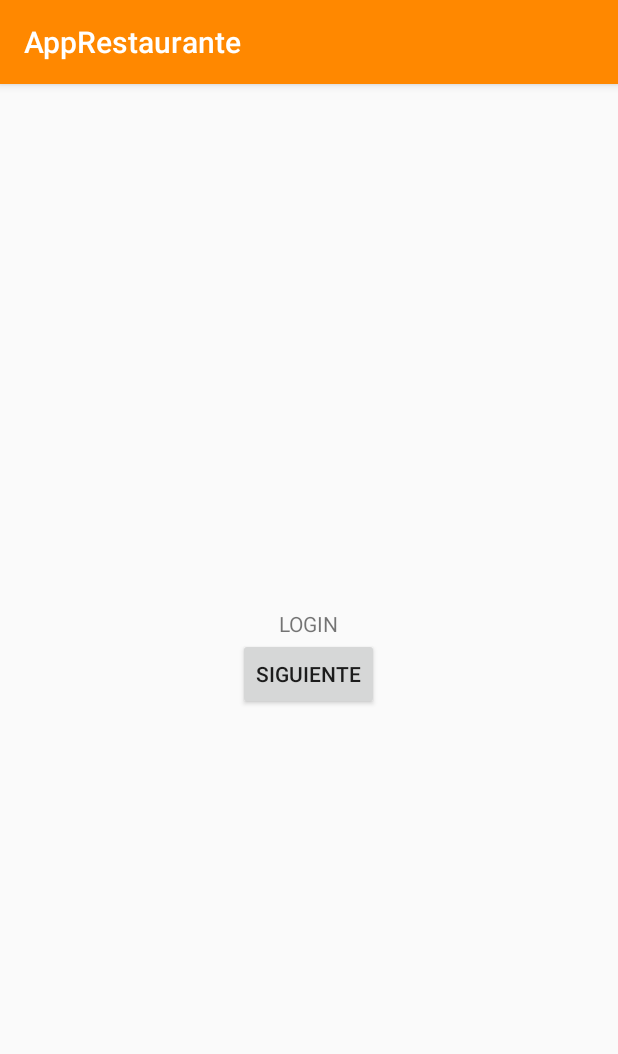
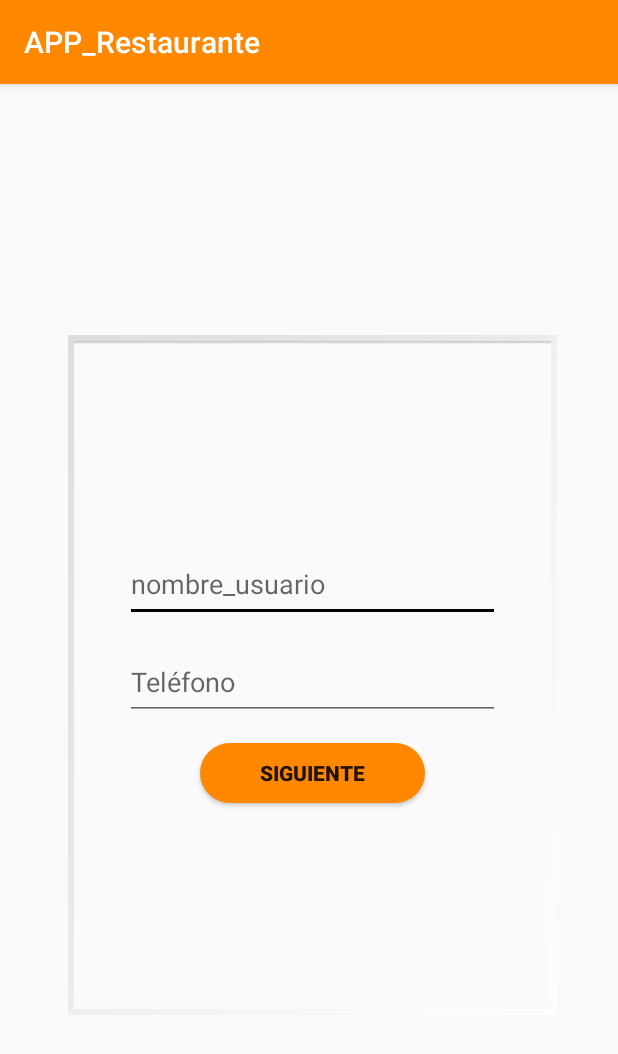
Before and after one commit to GerberMaldonado/AppRestaurante, an Android app: the screen it shows after launch (Login), on a phone screen of 412 x 824 dp. Shown: the top 1054 px of the screen. Run offline under Robolectric (Android 15) with nearby library versions, the phone set to English and light mode, and no system bars.

Commit message:
login creacion
mucha es la pantalla principal que es el login practicamente solo es la interfaz.

```diff
--- a/app/src/main/AndroidManifest.xml
+++ b/app/src/main/AndroidManifest.xml
@@ -5,7 +5,7 @@
     <application
         android:allowBackup="true"
         android:icon="@mipmap/ic_launcher"
-        android:label="@string/app_name"
+        android:label="APP_Restaurante"
         android:roundIcon="@mipmap/ic_launcher_round"
         android:supportsRtl="true"
         android:theme="@style/AppTheme">
--- a/app/src/main/res/layout/activity_login.xml
+++ b/app/src/main/res/layout/activity_login.xml
@@ -1,6 +1,5 @@
 <?xml version="1.0" encoding="utf-8"?>
-<android.support.constraint.ConstraintLayout
-    xmlns:android="http://schemas.android.com/apk/res/android"
+<android.support.constraint.ConstraintLayout xmlns:android="http://schemas.android.com/apk/res/android"
     xmlns:app="http://schemas.android.com/apk/res-auto"
     xmlns:tools="http://schemas.android.com/tools"
     android:layout_width="match_parent"
@@ -8,30 +7,49 @@
     tools:context=".Login">
 
     <LinearLayout
-        android:layout_width="match_parent"
-        android:layout_height="match_parent"
+        android:layout_width="326dp"
+        android:layout_height="453dp"
         android:layout_marginHorizontal="30dp"
         android:layout_marginVertical="100dp"
+        android:background="@android:drawable/gallery_thumb"
         android:gravity="center"
-        android:orientation="vertical">
+        android:orientation="vertical"
+        app:layout_constraintBottom_toBottomOf="parent"
+        app:layout_constraintEnd_toEndOf="parent"
+        app:layout_constraintHorizontal_bias="0.6"
+        app:layout_constraintStart_toStartOf="parent"
+        app:layout_constraintTop_toTopOf="parent"
+        app:layout_constraintVertical_bias="0.586">
 
-        <TextView
-            android:id="@+id/textView3"
-            android:layout_width="wrap_content"
-            android:layout_height="wrap_content"
-            android:text="LOGIN"
-            tools:layout_editor_absoluteX="176dp"
-            tools:layout_editor_absoluteY="123dp" />
+        <EditText
+            android:id="@+id/editText"
+            android:layout_width="250dp"
+            android:layout_height="50dp"
+            android:hint="nombre_usuario"
+            android:textColor="@android:color/holo_orange_light" />
+
+        <EditText
+            android:id="@+id/editText2"
+            android:layout_width="250dp"
+            android:layout_height="50dp"
+            android:layout_margin="15dp"
+            android:ems="10"
+            android:hint="Teléfono "
+            android:inputType="phone"
+            android:maxLength="8"
+            android:textColor="@android:color/holo_orange_light" />
+
 
         <Button
-            android:id="@+id/button"
-            android:layout_width="wrap_content"
-            android:layout_height="wrap_content"
+            android:id="@+id/btn_siguiente"
+            android:layout_width="150dp"
+            android:layout_height="40dp"
+            android:background="@drawable/botones_curvados"
             android:onClick="login"
-            android:text="SIGUIENTE"
-            tools:layout_editor_absoluteX="161dp"
-            tools:layout_editor_absoluteY="277dp" />
-
+            android:text="Siguiente"
+            android:textStyle="bold" />
+        tools:layout_editor_absoluteX="161dp"
+        tools:layout_editor_absoluteY="277dp" />
 
 
     </LinearLayout>
```
